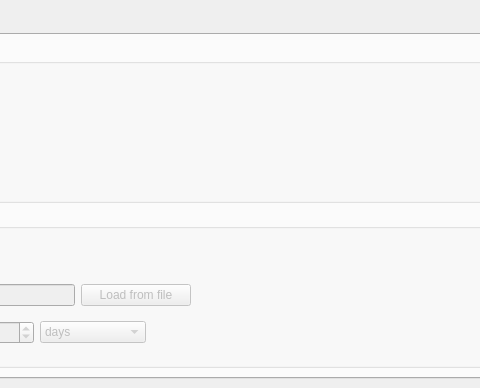
First picture: the form in ui/profiletool.ui, repository DHI-GRAS/qgis-temporal-profile, before the edit; both pictures show x 425 to 905 and y 0 to 388 of the 1397 by 388 pixel window.
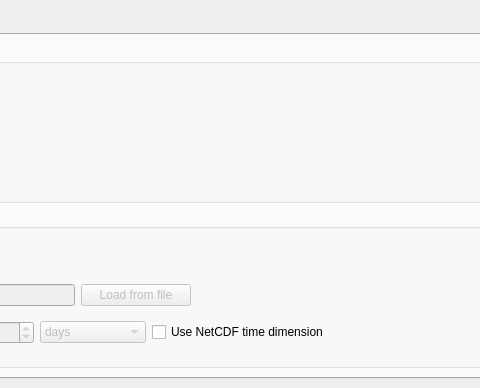
Second picture: the form after the edit. The open tabs and pages were chosen to show the change.

Commit message: Add option to set X-axis time steps from NetCDF time dimension.

Diff of the .ui file:
```diff
--- a/ui/profiletool.ui
+++ b/ui/profiletool.ui
@@ -631,6 +631,13 @@
                </item>
               </widget>
              </item>
+             <item>
+              <widget class="QCheckBox" name="cbTimeDimension">
+               <property name="text">
+                <string>Use NetCDF time dimension</string>
+               </property>
+              </widget>
+             </item>
              <item>
               <spacer name="horizontalSpacer_7">
                <property name="orientation">
```
The commit also changes 3 other files.
